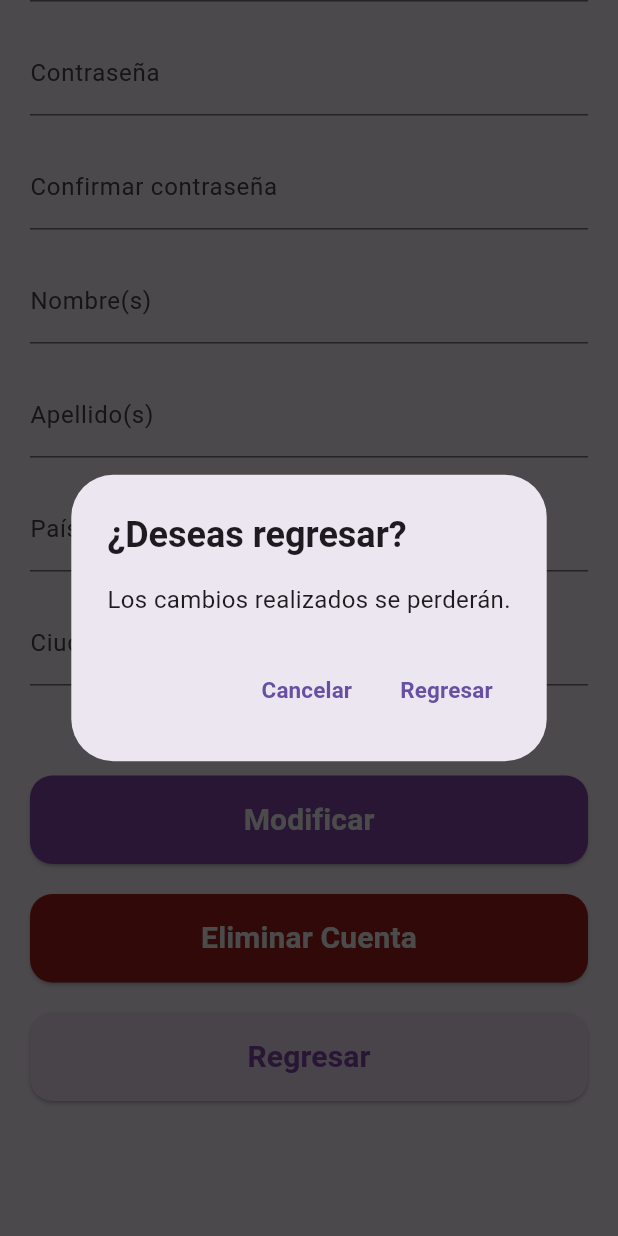
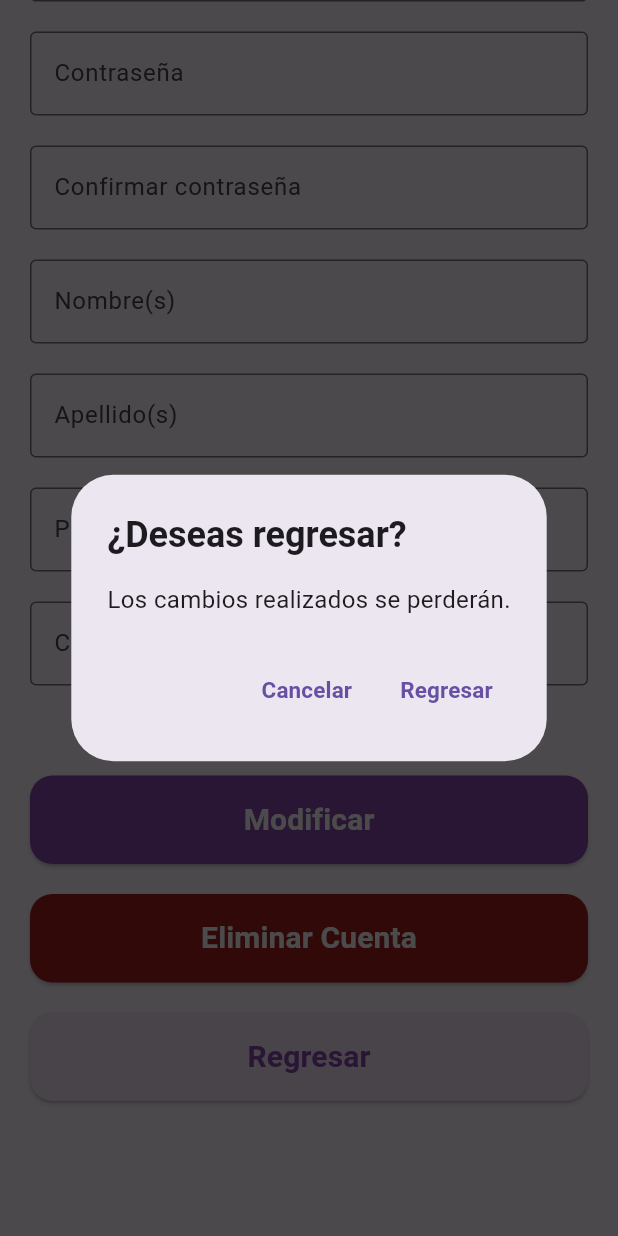
Before and after one commit to Dainerdev/flutter-app, a Flutter app: the UserEditDataScreen screen opened directly, scrolled down 343 dp, after a tap on "Eliminar Cuenta", after a tap on "Regresar", on a phone screen of 412 x 824 dp. Run offline on Flutter 3.47's test engine with Material 3 defaults, Android fonts, the phone set to English and light mode, and no system bars; our stand-ins replace shared_preferences; accounts and stored records are empty; network calls fail.

Commit message:
Diseño para los campos

```diff
--- a/lib/ui/homeScreens/home.modifyData.dart
+++ b/lib/ui/homeScreens/home.modifyData.dart
@@ -257,7 +257,10 @@ class _UserEditDataScreenState extends State<UserEditDataScreen> {
               TextField(
                 controller: userField,
                 onChanged: (value) {},
-                decoration: const InputDecoration(labelText: 'Usuario'),
+                decoration: const InputDecoration(
+                  labelText: 'Usuario',
+                  border: OutlineInputBorder(),
+                ),
               ),
               const SizedBox(height: 20),
               TextField(
@@ -265,41 +268,60 @@ class _UserEditDataScreenState extends State<UserEditDataScreen> {
                 keyboardType: TextInputType.emailAddress,
                 decoration: const InputDecoration(
                   labelText: 'Correo',
-                  hintText: 'ejemplo.correo@gmail.com'
+                  hintText: 'ejemplo.correo@gmail.com',
+                  border: OutlineInputBorder(),
                 ),
               ),
               const SizedBox(height: 20),
               TextField(
                 controller: passwordField,
-                decoration: const InputDecoration(labelText: 'Contraseña'),
+                decoration: const InputDecoration(
+                  labelText: 'Contraseña',
+                  border: OutlineInputBorder(),
+                ),
                 obscureText: true,
               ),
               const SizedBox(height: 20),
               TextField(
                 controller: passConfirmField,
                 decoration:
-                  const InputDecoration(labelText: 'Confirmar contraseña'),
+                  const InputDecoration(
+                    labelText: 'Confirmar contraseña',
+                  border: OutlineInputBorder(),
+                  ),
                 obscureText: true,
               ),
               const SizedBox(height: 20),
               TextField(
                 controller: namesField,
-                decoration: const InputDecoration(labelText: 'Nombre(s)'),
+                decoration: const InputDecoration(
+                  labelText: 'Nombre(s)',
+                  border: OutlineInputBorder(),
+                ),
               ),
               const SizedBox(height: 20),
               TextField(
                 controller: lastNamesField,
-                decoration: const InputDecoration(labelText: 'Apellido(s)'),
+                decoration: const InputDecoration(
+                  labelText: 'Apellido(s)',
+                  border: OutlineInputBorder(),
+                ),
               ),
               const SizedBox(height: 20),
               TextField(
                 controller: countryField,
-                decoration: const InputDecoration(labelText: 'País'),
+                decoration: const InputDecoration(
+                  labelText: 'País',
+                  border: OutlineInputBorder(),
+                ),
               ),
               const SizedBox(height: 20),
               TextField(
                 controller: cityField,
-                decoration: const InputDecoration(labelText: 'Ciudad'),
+                decoration: const InputDecoration(
+                  labelText: 'Ciudad',
+                  border: OutlineInputBorder(),
+                ),
               ),
               const SizedBox(height: 60),
               ElevatedButton(
--- a/lib/ui/homeScreens/modifyData.deleteUser.dart
+++ b/lib/ui/homeScreens/modifyData.deleteUser.dart
@@ -368,7 +368,7 @@ class _DeleteAccountScreenState extends State<DeleteAccountScreen> {
                 }
               },
               style: ElevatedButton.styleFrom(
-                backgroundColor: const Color.fromARGB(255, 216, 54, 54),
+                backgroundColor: Color.fromARGB(255, 165, 31, 31),
                 padding:
                   const EdgeInsets.symmetric(horizontal: 45, vertical: 15),
                 minimumSize: const Size(45, 15),
--- a/lib/ui/login.dart
+++ b/lib/ui/login.dart
@@ -181,7 +181,8 @@ class _LoginScreenState extends State<LoginScreen> {
                 decoration: const InputDecoration(
                     prefixIcon: Icon(Icons.email_outlined),
                     labelText: 'Correo',
-                    hintText: 'ejemplo.correo@gmail.com'
+                    hintText: 'ejemplo.correo@gmail.com',
+                    border: OutlineInputBorder(),
                 ),
                 keyboardType: TextInputType.emailAddress,
                 onChanged: (value) {},
@@ -194,6 +195,7 @@ class _LoginScreenState extends State<LoginScreen> {
                 decoration: const InputDecoration(
                   prefixIcon: Icon(Icons.password_outlined),
                   labelText: 'Contraseña',
+                  border: OutlineInputBorder(),
                 ),
                 onChanged: (value) {},
                 obscureText: true,
```
Also changed, not shown: lib/ui/homeScreens/home.userData.dart (+22 -6 lines).
